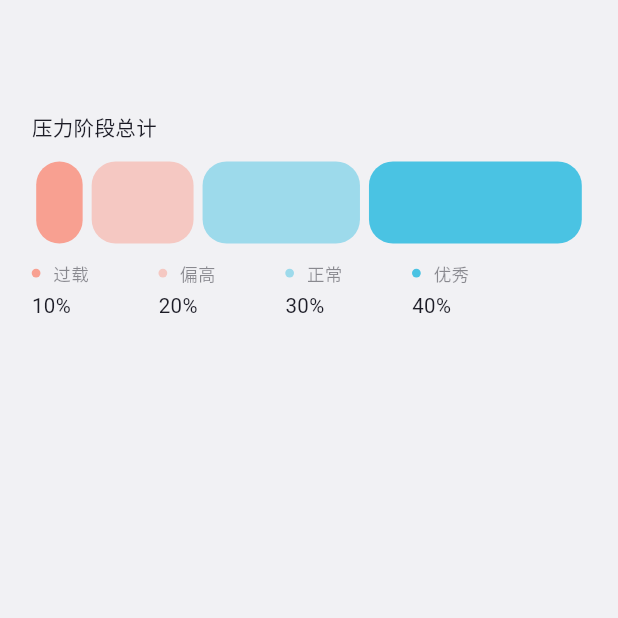
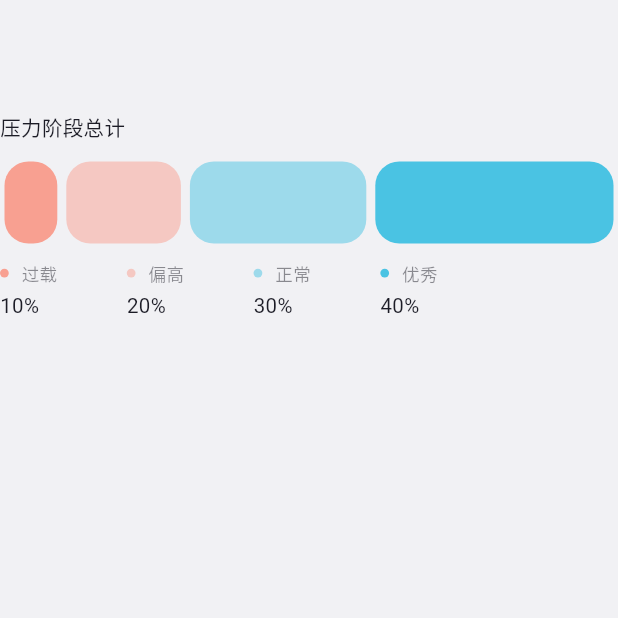
Before and after one commit to hyh19/proportional-distribution-chart, a Flutter app: the screen it shows after launch, on a phone screen of 412 x 824 dp, the top half of it. Run offline on Flutter 3.47's test engine with Material 3 defaults, Android fonts, the phone set to English and light mode, and no system bars; our stand-ins replace cached_network_image, connectivity_plus, flutter_svg, get, shared_preferences; Roboto replaces fonts that are missing (MiSans VF).

Commit message:
重构代码

```diff
--- a/lib/presentation/stress_screen/stress_screen.dart
+++ b/lib/presentation/stress_screen/stress_screen.dart
@@ -16,7 +16,9 @@ class StressScreen extends GetWidget<StressController> {
     return SafeArea(
       child: Scaffold(
           backgroundColor: appTheme.gray100,
-          body: ProportionChart(
+          body: Container(
+            height: 300.v,
+            child: ProportionChart(
               chartModel: ProportionChartData(
                 title: "压力阶段总计",
                 items: [
@@ -46,6 +48,7 @@ class StressScreen extends GetWidget<StressController> {
                   ),
                 ],
               ),
+            ),
           )),
     );
   }
--- a/lib/presentation/stress_screen/widgets/proportion_chart.dart
+++ b/lib/presentation/stress_screen/widgets/proportion_chart.dart
@@ -12,9 +12,6 @@ class ProportionChart extends StatelessWidget {
   @override
   Widget build(BuildContext context) {
     return Container(
-      width: double.maxFinite,
-      height: 300.v,
-      padding: EdgeInsets.symmetric(horizontal: 20.h),
       child: Column(
         crossAxisAlignment: CrossAxisAlignment.start,
         mainAxisAlignment: MainAxisAlignment.center,
```
Also changed, not shown: lib/presentation/stress_screen/widgets/item_widget.dart (deleted, +0 -55 lines). Lines whose indentation alone changed are shown as unchanged.
